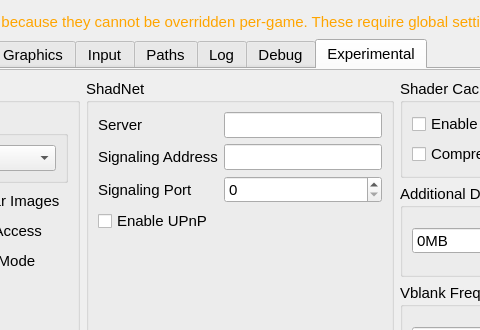
The window that src/qt_ui/settings_dialog.ui (shadLaunchers/shadLauncher4) describes before a commit, drawn with Qt 5; both pictures show x 212 to 692 and y 0 to 330 of the 970 by 769 pixel window.
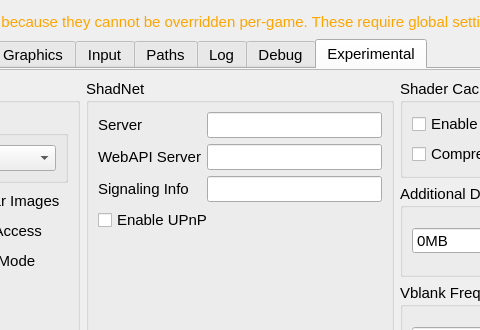
The same window after the commit. The open tabs and pages were chosen to show the change. Icons and pictures are not drawn.

Commit message: updated settings to support shadnet server

Patch:
```diff
--- a/src/qt_ui/settings_dialog.ui
+++ b/src/qt_ui/settings_dialog.ui
@@ -2535,7 +2535,7 @@
                <item row="1" column="0">
                 <widget class="QLabel" name="signalingAddrLabel">
                  <property name="text">
-                  <string>Signaling Address</string>
+                  <string>WebAPI Server</string>
                  </property>
                 </widget>
                </item>
@@ -2545,16 +2545,12 @@
                <item row="2" column="0">
                 <widget class="QLabel" name="signalingPortLabel">
                  <property name="text">
-                  <string>Signaling Port</string>
+                  <string>Signaling Info</string>
                  </property>
                 </widget>
                </item>
                <item row="2" column="1">
-                <widget class="QSpinBox" name="signalingPortSpinBox">
-                 <property name="maximum">
-                  <number>65535</number>
-                 </property>
-                </widget>
+                <widget class="QLineEdit" name="signalingInfoLineEdit"/>
                </item>
                <item row="3" column="0" colspan="2">
                 <widget class="QCheckBox" name="upnpCheckBox">
```
Left out of the diff: 13 changed lines with no effect on the pictures. The commit also changes 2 other files.
